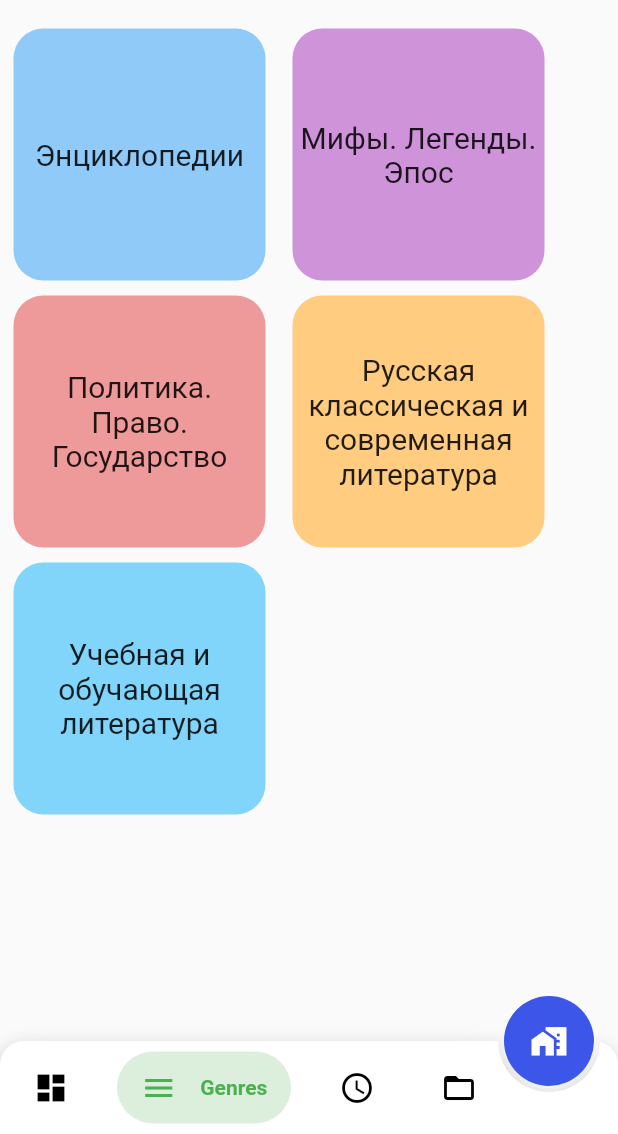
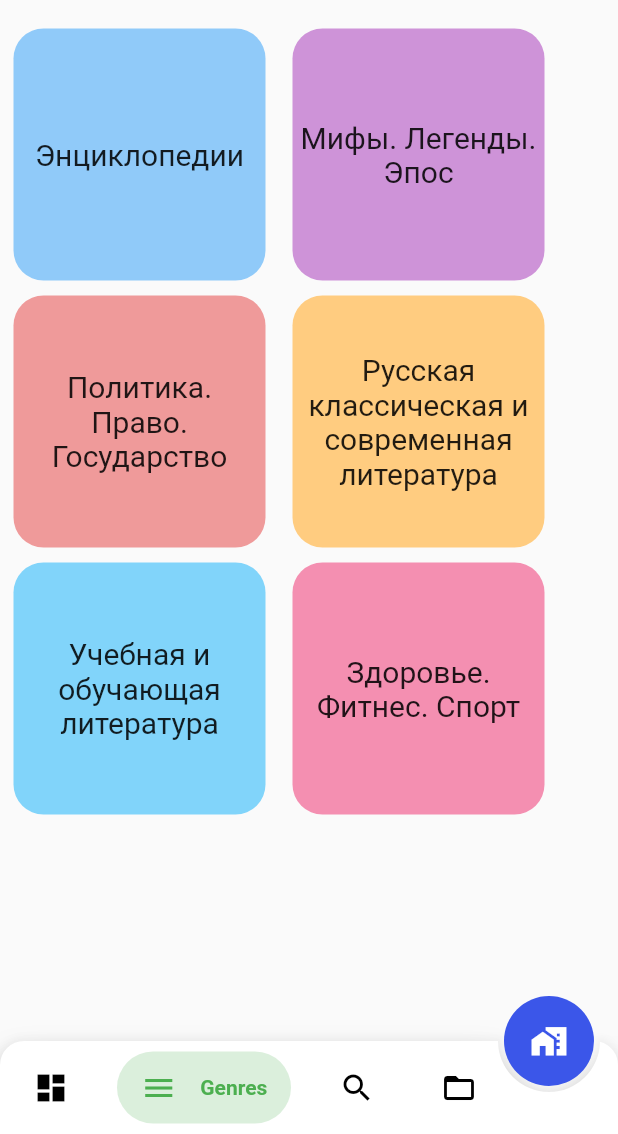
Before and after one commit to podo1skii/hackuniversity-2020, a Flutter app: the screen it shows after launch, item 2 of the bottom bar chosen, scrolled down 221 dp, on a phone screen of 412 x 824 dp, the part 102-1236 px from its top. Run offline on Flutter 3.47's test engine with Material 2 defaults, Android fonts, the phone set to English and light mode, and no system bars; drawn by our look-alikes of bubble_bottom_bar; our stand-ins replace cached_network_image, camera, google_fonts; missing offline and left inert: speech_recognition, stripe_payment; network calls fail; Roboto replaces fonts that are missing (Varela); statements that could not run were skipped.

Commit message:
fix text issues

```diff
--- a/lib/src/application.dart
+++ b/lib/src/application.dart
@@ -1,7 +1,9 @@
 import 'package:bookshop/src/services/books_service.dart';
+import 'package:bookshop/src/services/payment_service.dart';
 import 'package:bookshop/src/services/routing_service.dart';
 
 class Application {
   static final booksService = BooksService();
   static final routing = RoutingService();
+  static final payment = PaymentService();
 }
--- a/lib/src/genges_list.dart
+++ b/lib/src/genges_list.dart
@@ -42,6 +42,7 @@ class _GenresListState extends State<GenresList> {
               Row(
                 children: <Widget>[
                   getItem(Genres.values[6].name),
+                  getItem(Genres.values[7].name),
                 ],
               ),
             ],
--- a/lib/src/models/book.dart
+++ b/lib/src/models/book.dart
@@ -13,7 +13,7 @@ class Book {
     this.author = json['author'];
     this.price = json['price'];
     this.linkToImage = json['image'];
-    this.mark = json['mark'];
+    this.mark = (json['mark'] as double)/2;
     this.genre = json['theme'];
   }
 }
--- a/lib/src/models/book_line_view.dart
+++ b/lib/src/models/book_line_view.dart
@@ -1,5 +1,6 @@
 import 'package:bookshop/src/models/book.dart';
 import 'package:bookshop/src/utils/styles.dart';
+import 'package:bookshop/src/utils/text_process.dart';
 import 'package:flutter/material.dart';
 
 import '../book_info_page.dart';
@@ -58,8 +59,8 @@ class _BookLineViewState extends State<BookLineView> {
                         Column(
                           crossAxisAlignment: CrossAxisAlignment.start,
                           children: <Widget>[
-                            Text(book.name.length > 25? book.name.substring(0, 22) + '...': book.name, style: getBookLineNameTextStyle(),),
-                            Text(book.author, style: getBookLineAuthorTextStyle()),
+                            Text(namePipe(book.name), style: getBookLineNameTextStyle(),),
+                            Text(authorPipe(book.author), style: getBookLineAuthorTextStyle()),
                           ],
                         ),
                         Row(
--- a/lib/src/models/book_point_view.dart
+++ b/lib/src/models/book_point_view.dart
@@ -1,5 +1,6 @@
 import 'package:bookshop/src/models/book.dart';
 import 'package:bookshop/src/utils/styles.dart';
+import 'package:bookshop/src/utils/text_process.dart';
 import 'package:cached_network_image/cached_network_image.dart';
 import 'package:flutter/material.dart';
 
@@ -52,7 +53,7 @@ class _BookPointViewState extends State<BookPointView> {
               ),
               Container(
                 margin: EdgeInsets.only(left: 18.0),
-                child: Text(book.author, style: getBookPointAuthorTextStyle(), textAlign: TextAlign.left),
+                child: Text(authorPipe(book.author), style: getBookPointAuthorTextStyle(), textAlign: TextAlign.left),
               ),
             ],
           )
--- a/lib/src/models/genres.dart
+++ b/lib/src/models/genres.dart
@@ -11,6 +11,7 @@ class Genres {
 
   static const rus_lit = const Genres._('Русская классическая и современная литература');
   static const learn_lit = const Genres._('Учебная и обучающая литература');
+  static const sport = const Genres._('Здоровье. Фитнес. Спорт');
 
   static const values = const [
     home,
@@ -20,6 +21,7 @@ class Genres {
   polytycs,
   rus_lit,
   learn_lit,
+    sport
   ];
 
 }
--- a/lib/src/shop_main_page.dart
+++ b/lib/src/shop_main_page.dart
@@ -9,7 +9,6 @@ import 'application.dart';
 import 'for_you_panel.dart';
 import 'genges_list.dart';
 import 'list_view_page.dart';
-import 'models/genres.dart';
 
 class ShopMainPage extends StatefulWidget {
   ShopMainPage({Key key, this.title}) : super(key: key);
@@ -79,9 +78,9 @@ class _ShopMainPageState extends State<ShopMainPage> {
                 activeIcon: Icon(Icons.menu, color: Colors.green,),
                 title: Text("Genres")),
             BubbleBottomBarItem(backgroundColor: Colors.deepPurple,
-                icon: Icon(Icons.access_time, color: Colors.black,),
-                activeIcon: Icon(Icons.access_time, color: Colors.deepPurple,),
-                title: Text("Logs")),
+                icon: Icon(Icons.search, color: Colors.black,),
+                activeIcon: Icon(Icons.search, color: Colors.deepPurple,),
+                title: Text("Search")),
             BubbleBottomBarItem(backgroundColor: Colors.indigo,
                 icon: Icon(Icons.folder_open, color: Colors.black,),
                 activeIcon: Icon(Icons.folder_open, color: Colors.indigo,),
--- a/lib/src/utils/styles.dart
+++ b/lib/src/utils/styles.dart
@@ -37,7 +37,7 @@ TextStyle getBookLinePriceTextStyle() => GoogleFonts.varela(
 );
 
 TextStyle getBookInfoNameTextStyle() => GoogleFonts.varela(
-    fontSize: 28.0,
+    fontSize: 24.0,
   fontWeight: FontWeight.w800
 );
 
--- a/pubspec.yaml
+++ b/pubspec.yaml
@@ -32,6 +32,7 @@ dependencies:
   http: ^0.12.0
   bubble_bottom_bar: ^1.2.0
   cached_network_image: 2.0.0
+  stripe_payment: any
 
 dev_dependencies:
   flutter_test:
```
Also changed, not shown: lib/src/book_info_page.dart (+8 -2 lines), lib/src/bottom_nav_bar.dart (+10 -2 lines), lib/src/services/payment_service.dart (added, +24 -0 lines), lib/src/utils/text_process.dart (added, +16 -0 lines), pubspec.lock, 1 other file.
